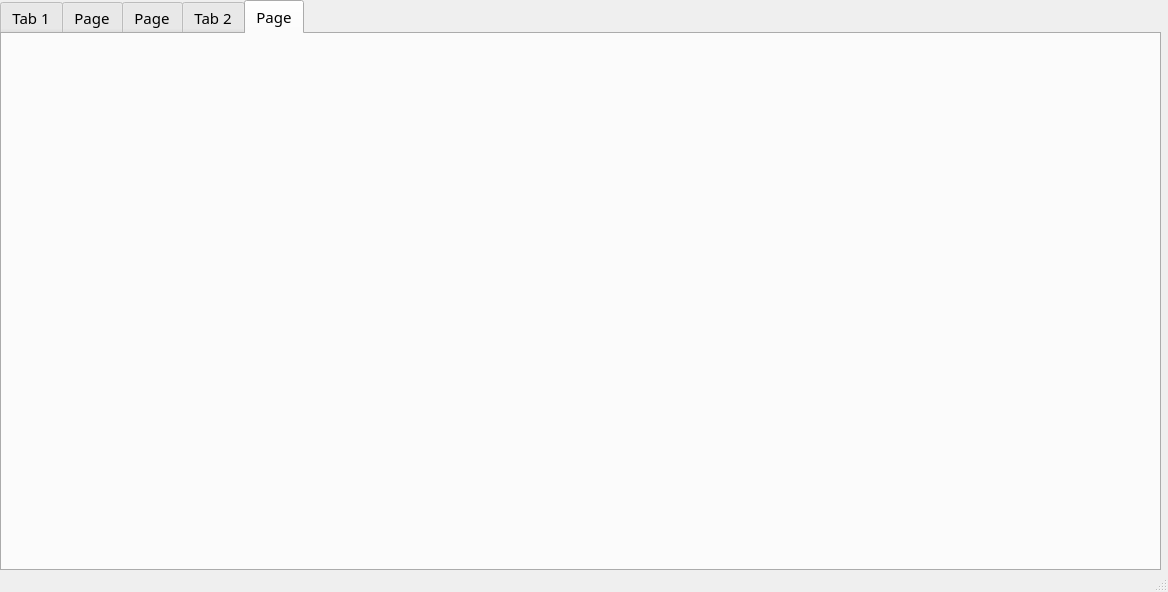
This is MyGPAmate.ui in edeniyanda/MyGPAmate as Qt 5 draws it before an edit. The edited form follows.
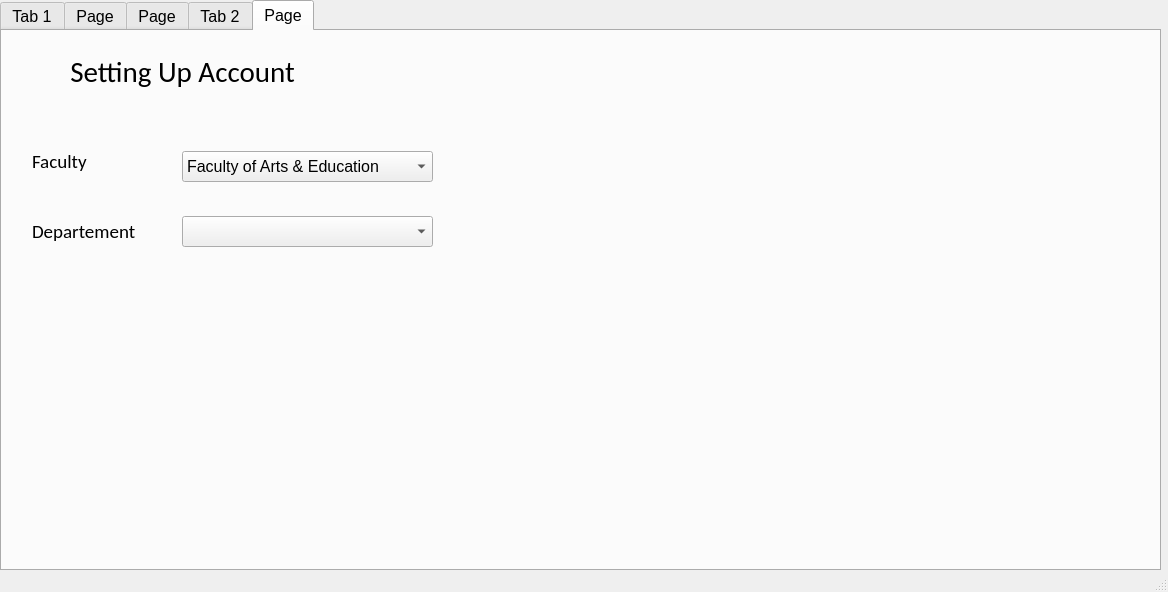
This is the edited form. The open tabs and pages were chosen to show the change. Icons and pictures are not drawn.

```diff
--- a/MyGPAmate.ui
+++ b/MyGPAmate.ui
@@ -25,8 +25,8 @@
     </property>
     <property name="font">
      <font>
-      <family>Segoe MDL2 Assets</family>
-      <pointsize>11</pointsize>
+      <family>Microsoft JhengHei UI</family>
+      <pointsize>12</pointsize>
       <weight>50</weight>
       <bold>false</bold>
      </font>
@@ -1060,6 +1060,147 @@
      <attribute name="title">
       <string>Page</string>
      </attribute>
+     <widget class="QLabel" name="label_12">
+      <property name="geometry">
+       <rect>
+        <x>20</x>
+        <y>20</y>
+        <width>321</width>
+        <height>41</height>
+       </rect>
+      </property>
+      <property name="font">
+       <font>
+        <family>Calibri</family>
+        <pointsize>22</pointsize>
+        <weight>50</weight>
+        <bold>false</bold>
+       </font>
+      </property>
+      <property name="text">
+       <string>Setting Up Account</string>
+      </property>
+      <property name="alignment">
+       <set>Qt::AlignCenter</set>
+      </property>
+     </widget>
+     <widget class="QLabel" name="label_14">
+      <property name="geometry">
+       <rect>
+        <x>30</x>
+        <y>120</y>
+        <width>71</width>
+        <height>21</height>
+       </rect>
+      </property>
+      <property name="font">
+       <font>
+        <family>Calibri</family>
+        <pointsize>14</pointsize>
+        <weight>50</weight>
+        <bold>false</bold>
+       </font>
+      </property>
+      <property name="text">
+       <string>Faculty </string>
+      </property>
+     </widget>
+     <widget class="QComboBox" name="comboBox_faculty">
+      <property name="geometry">
+       <rect>
+        <x>180</x>
+        <y>120</y>
+        <width>251</width>
+        <height>31</height>
+       </rect>
+      </property>
+      <item>
+       <property name="text">
+        <string>Faculty of Arts &amp; Education</string>
+       </property>
+      </item>
+      <item>
+       <property name="text">
+        <string>Faculty of Basic Medical Science</string>
+       </property>
+      </item>
+      <item>
+       <property name="text">
+        <string>Faculty of Communication &amp; Information Science</string>
+       </property>
+      </item>
+      <item>
+       <property name="text">
+        <string>Faculty of  Engineering</string>
+       </property>
+      </item>
+      <item>
+       <property name="text">
+        <string>Faculty of Environmental Design  &amp; Management</string>
+       </property>
+      </item>
+      <item>
+       <property name="text">
+        <string>Faculty of Law</string>
+       </property>
+      </item>
+      <item>
+       <property name="text">
+        <string>Faculty of Management &amp; Social Science</string>
+       </property>
+      </item>
+      <item>
+       <property name="text">
+        <string>Faculty of Natural &amp; Applied Sciences</string>
+       </property>
+      </item>
+      <item>
+       <property name="text">
+        <string>Faculty of Pharmacy</string>
+       </property>
+      </item>
+      <item>
+       <property name="text">
+        <string>Faculty  of Public Health</string>
+       </property>
+      </item>
+      <item>
+       <property name="text">
+        <string>College of Medicine</string>
+       </property>
+      </item>
+     </widget>
+     <widget class="QLabel" name="label_15">
+      <property name="geometry">
+       <rect>
+        <x>30</x>
+        <y>190</y>
+        <width>111</width>
+        <height>21</height>
+       </rect>
+      </property>
+      <property name="font">
+       <font>
+        <family>Calibri</family>
+        <pointsize>14</pointsize>
+        <weight>50</weight>
+        <bold>false</bold>
+       </font>
+      </property>
+      <property name="text">
+       <string>Departement</string>
+      </property>
+     </widget>
+     <widget class="QComboBox" name="comboBox_department">
+      <property name="geometry">
+       <rect>
+        <x>180</x>
+        <y>185</y>
+        <width>251</width>
+        <height>31</height>
+       </rect>
+      </property>
+     </widget>
     </widget>
    </widget>
   </widget>
```
Left out of the diff: 131 changed lines with no effect on the pictures.
